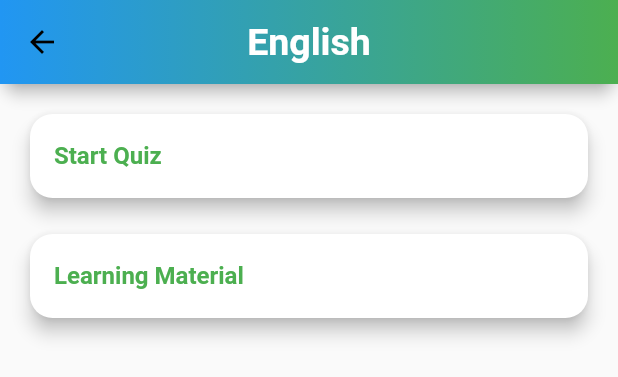
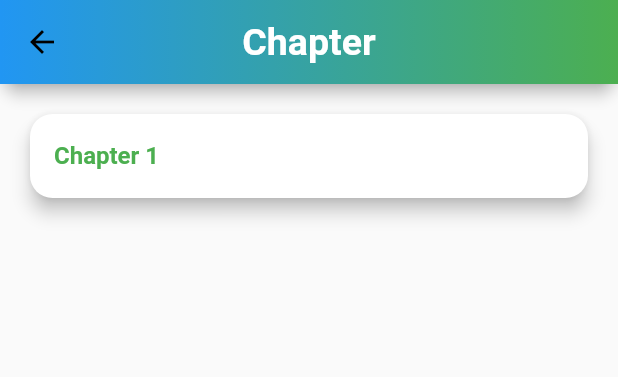
Before and after one commit to Kashannn/MDCAT-APP, a Flutter app: the Subject widget shown alone on an empty page, opened directly, after a tap on "English", on a phone screen of 412 x 824 dp. Shown: the top 377 px of the screen. Run offline on Flutter 3.47's test engine with Material 2 defaults, Android fonts, the phone set to English and light mode, and no system bars; our stand-ins replace animated_notch_bottom_bar, flutter_riverpod.

Commit message:
new classes

```diff
--- a/lib/Dashboard.dart
+++ b/lib/Dashboard.dart
@@ -137,8 +137,6 @@ class _DashboardState extends State<Dashboard> {
             ? MyHomePage()
             : index == 1
             ? Subject()
-            : index == 2
-            ?LearningMaterial()
             :MyHomePage(),
 
 
--- a/lib/Widget .dart
+++ b/lib/Widget .dart
@@ -148,85 +148,6 @@ Widget CustomCard({
   );
 }
 
-Widget AllQuiz({
-  required String text,
-  required BuildContext context,
-}) {
-  return Scaffold(
-    appBar: AppBar(
-      title: Text(
-        '$text',
-        style: TextStyle(
-          fontSize: 25,
-          fontWeight: FontWeight.bold,
-          color: Colors.white,
-        ),
-      ),
-      centerTitle: true,
-      backgroundColor: Colors.green,
-      foregroundColor: Colors.black,
-      shape: RoundedRectangleBorder(
-        borderRadius: BorderRadius.vertical(
-          bottom: Radius.circular(15),
-        ),
-      ),
-      flexibleSpace: Container(
-        decoration: BoxDecoration(
-          gradient: LinearGradient(
-            begin: Alignment.centerLeft,
-            end: Alignment.centerRight,
-            colors: [Colors.blue, Colors.green],
-          ),
-        ),
-      ),
-    ),
-    body: Center(
-      child: ListView(
-        padding: EdgeInsets.all(16),
-        children: [
-          Card(
-            elevation: 5,
-            shape: RoundedRectangleBorder(
-              borderRadius: BorderRadius.circular(15),
-            ),
-            child: ListTile(
-              title: Text(
-                'Start Quiz',
-                style: TextStyle(
-                  color: Colors.green,
-                  fontWeight: FontWeight.bold,
-                ),
-              ),
-              onTap: () {
-                // Add your onTap logic here
-              },
-            ),
-          ),
-          SizedBox(height: 16),
-          Card(
-            elevation: 5,
-            shape: RoundedRectangleBorder(
-              borderRadius: BorderRadius.circular(15),
-            ),
-            child: ListTile(
-              title: Text('Learning Material',
-                  style: TextStyle(
-                      color: Colors.green, fontWeight: FontWeight.bold)),
-              onTap: () {
-                Navigator.push(
-                  context,
-                  MaterialPageRoute(builder: (context) => LearningMaterial()),
-                );
-              },
-            ),
-          ),
-        ],
-      ),
-    ),
-  );
-}
-
-
 Widget squareCard(BuildContext context,String text) {
   return Container(
       height: MediaQuery.of(context).size.height * 0.20,
@@ -257,9 +178,34 @@ Widget squareCard(BuildContext context,String text) {
         ),
       ));
 }
-
-Widget question() {
-  return Container(
-    child: Text('Question'),
-  );
+Widget AllBar({
+  required String text,
+}){
+  return Scaffold(appBar: AppBar(
+    title: Text(
+      '$text',
+      style: TextStyle(
+        fontSize: 25,
+        fontWeight: FontWeight.bold,
+        color: Colors.white,
+      ),
+    ),
+    centerTitle: true,
+    backgroundColor: Colors.green,
+    foregroundColor: Colors.black,
+    shape: RoundedRectangleBorder(
+      borderRadius: BorderRadius.vertical(
+        bottom: Radius.circular(15),
+      ),
+    ),
+    flexibleSpace: Container(
+      decoration: BoxDecoration(
+        gradient: LinearGradient(
+          begin: Alignment.centerLeft,
+          end: Alignment.centerRight,
+          colors: [Colors.blue, Colors.green],
+        ),
+      ),
+    ),
+  ),);
 }
--- /dev/null
+++ b/lib/chapter.dart
@@ -0,0 +1,47 @@
+import 'package:flutter/material.dart';
+import 'package:untitled3/Quiz.dart';
+import 'Widget .dart'; // Import your custom Widget here
+
+class Chapter extends StatefulWidget {
+  const Chapter({Key? key});
+
+  @override
+  State<Chapter> createState() => _ChapterState();
+}
+
+class _ChapterState extends State<Chapter> {
+  @override
+  Widget build(BuildContext context) {
+    return Scaffold(
+        appBar: PreferredSize(
+          preferredSize: Size.fromHeight(kToolbarHeight),
+          child: AllBar(text: 'Chapter'), // Your custom Widget
+        ),
+        //body here and it contain chapter list
+        body: Center(
+            child: ListView(padding: EdgeInsets.all(16), children: [
+          Card(
+            elevation: 5,
+            shape: RoundedRectangleBorder(
+              borderRadius: BorderRadius.circular(15),
+            ),
+            child: ListTile(
+              title: Text(
+                'Chapter 1',
+                style: TextStyle(
+                  color: Colors.green,
+                  fontWeight: FontWeight.bold,
+                ),
+              ),
+              onTap: () {
+                Navigator.push(
+                    context,
+                    MaterialPageRoute(
+                      builder: (context) => Quiz(),
+                    ));
+              },
+            ),
+          ),
+        ])));
+  }
+}
--- a/lib/subject.dart
+++ b/lib/subject.dart
@@ -1,4 +1,5 @@
 import 'package:flutter/material.dart';
+import 'package:untitled3/chapter.dart';
 import 'Widget .dart';
 import 'homepage.dart';
 
@@ -36,7 +37,7 @@ class _SubjectState extends State<Subject> {
                   Navigator.push(
                     context,
                     MaterialPageRoute(
-                      builder: (context) => AllQuiz(text: 'English',context: context, ),
+                      builder: (context) =>  Chapter(),
                     ),
                   );
                 },
@@ -49,7 +50,7 @@ class _SubjectState extends State<Subject> {
                   Navigator.push(
                   context,
                   MaterialPageRoute(
-                    builder: (context) => AllQuiz(text: 'Physics',context: context,),
+                    builder: (context) => Chapter(),
                   ),
                   );
                 },
@@ -61,7 +62,7 @@ class _SubjectState extends State<Subject> {
                   Navigator.push(
                     context,
                     MaterialPageRoute(
-                      builder: (context) => AllQuiz(text: 'Chemistry',context: context,),
+                      builder: (context) => Chapter(),
                     ),
                   );
                 },
@@ -73,7 +74,7 @@ class _SubjectState extends State<Subject> {
                   Navigator.push(
                     context,
                     MaterialPageRoute(
-                      builder: (context) => AllQuiz(text: 'Biology',context: context,),
+                      builder: (context) =>  Chapter(),
                     ),
                   );
                 },
```
Also changed, not shown: lib/LearningMaterial.dart (+7 -35 lines), lib/Quiz.dart (added, +66 -0 lines).
